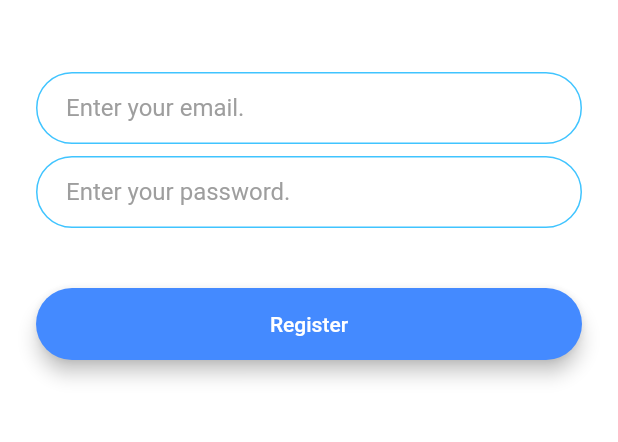
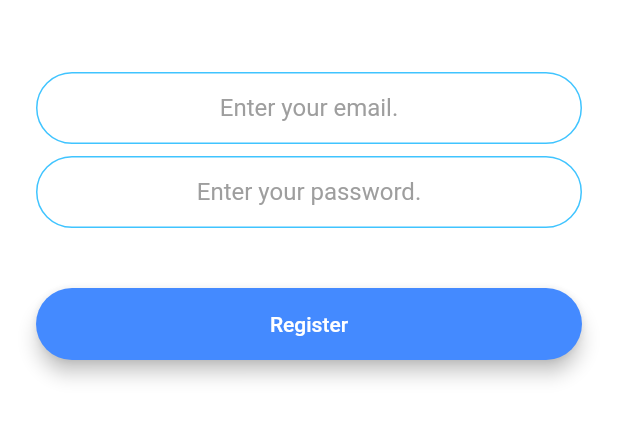
Before and after one commit to Kagura-Ahad/flash_chat, a Flutter app: the screen it shows after launch, after a tap on "Register", on a phone screen of 412 x 824 dp, the part 576-1018 px from its top. Run offline on Flutter 3.47's test engine with Material 2 defaults, Android fonts, the phone set to English and light mode, and no system bars; our stand-ins replace animated_text_kit, firebase_auth, firebase_core; accounts and stored records are empty.

```diff
--- a/lib/constants.dart
+++ b/lib/constants.dart
@@ -19,6 +19,7 @@ const kMessageContainerDecoration = BoxDecoration(
 );
 
 const kTextFieldDecoration = InputDecoration(
+
   hintText: '',
   hintStyle: TextStyle(color: Colors.grey),
   contentPadding:
--- a/lib/main.dart
+++ b/lib/main.dart
@@ -1,21 +1,23 @@
+import 'package:firebase_core/firebase_core.dart';
 import 'package:flutter/material.dart';
 import 'package:flash_chat/screens/welcome_screen.dart';
 import 'package:flash_chat/screens/login_screen.dart';
 import 'package:flash_chat/screens/registration_screen.dart';
 import 'package:flash_chat/screens/chat_screen.dart';
 
-void main() => runApp(FlashChat());
+void main() async {
+  // Initialize Firebase before running the app
+  WidgetsFlutterBinding.ensureInitialized();
+  await Firebase.initializeApp();
+
+  runApp(FlashChat());
+}
 
 class FlashChat extends StatelessWidget {
   @override
   Widget build(BuildContext context) {
     return MaterialApp(
       debugShowCheckedModeBanner: false,
-      theme: ThemeData.dark().copyWith(
-        textTheme: const TextTheme(
-          bodyLarge: TextStyle(color: Colors.black54),
-        ),
-      ),
       initialRoute: WelcomeScreen.id,
       routes: {
         WelcomeScreen.id: (context) => WelcomeScreen(),
--- a/lib/rondbuttons.dart
+++ b/lib/rondbuttons.dart
@@ -24,6 +24,7 @@ class rondbuttons extends StatelessWidget {
           height: 42.0,
           child: Text(
             title!,
+            style: const TextStyle(color: Colors.white),
           ),
         ),
       ),
--- a/lib/screens/registration_screen.dart
+++ b/lib/screens/registration_screen.dart
@@ -1,6 +1,7 @@
+import 'package:flash_chat/screens/chat_screen.dart';
 import 'package:flutter/material.dart';
-import 'package:flash_chat/rondbuttons.dart';
 import 'package:flash_chat/constants.dart';
+import 'package:firebase_auth/firebase_auth.dart';
 
 class RegistrationScreen extends StatefulWidget {
   static String id = 'registration_screen';
@@ -9,6 +10,9 @@ class RegistrationScreen extends StatefulWidget {
 }
 
 class _RegistrationScreenState extends State<RegistrationScreen> {
+  final _auth = FirebaseAuth.instance;
+  String? email;
+  String? password;
   @override
   Widget build(BuildContext context) {
     return Scaffold(
@@ -30,28 +34,58 @@ class _RegistrationScreenState extends State<RegistrationScreen> {
               height: 48.0,
             ),
             TextField(
+                keyboardType: TextInputType.emailAddress,
+                textAlign: TextAlign.center,
                 onChanged: (value) {
-                //Do something with the user input.
+                  email = value;
                 },
-              decoration: kTextFieldDecoration.copyWith(hintText: 'Enter your email.')
-            ),
+                decoration: kTextFieldDecoration.copyWith(
+                    hintText: 'Enter your email.')),
             const SizedBox(
               height: 8.0,
             ),
             TextField(
+                obscureText: true,
+                textAlign: TextAlign.center,
                 onChanged: (value) {
-                //Do something with the user input.
+                  password = value;
                 },
-              decoration: kTextFieldDecoration.copyWith(hintText: 'Enter your password.')
-            ),
+                decoration: kTextFieldDecoration.copyWith(
+                    hintText: 'Enter your password.')),
             const SizedBox(
               height: 24.0,
             ),
-            rondbuttons(
-              onPressed: () {},
+            Padding(
+              padding: const EdgeInsets.symmetric(vertical: 16.0),
+              child: Material(
+                elevation: 5.0,
                 color: Colors.blueAccent,
-              title: 'Register',
+                borderRadius: BorderRadius.circular(30.0),
+                child: MaterialButton(
+                  onPressed: () async {
+                    //Go to login screen.
+                    // print(email);
+                    // print(password);
+                    try {
+                      final newUser =
+                          await _auth.createUserWithEmailAndPassword(
+                              email: email!, password: password!);
+                      if (newUser != null){
+                        Navigator.pushNamed(context, ChatScreen.id);
+                      }
+                    } catch (e) {
+                      print(e);
+                    }
+                  },
+                  minWidth: 200.0,
+                  height: 42.0,
+                  child: const Text(
+                    'Register',
+                    style: TextStyle(color: Colors.white),
                   ),
+                ),
+              ),
+            )
           ],
         ),
       ),
--- a/lib/screens/welcome_screen.dart
+++ b/lib/screens/welcome_screen.dart
@@ -82,6 +82,7 @@ class _WelcomeScreenState extends State<WelcomeScreen>
                   height: 42.0,
                   child: const Text(
                     'Log In',
+                    style: TextStyle(color: Colors.white),
                   ),
                 ),
               ),
@@ -101,6 +102,7 @@ class _WelcomeScreenState extends State<WelcomeScreen>
                   height: 42.0,
                   child: const Text(
                     'Register',
+                    style: TextStyle(color: Colors.white),
                   ),
                 ),
               ),
--- a/pubspec.yaml
+++ b/pubspec.yaml
@@ -12,6 +12,9 @@ dependencies:
     sdk: flutter
   cupertino_icons: ^1.0.2
   animated_text_kit: ^4.2.2
+  firebase_core: ^2.15.0
+  firebase_auth: ^4.7.0
+  cloud_firestore: ^4.8.3
 
 dev_dependencies:
   flutter_test:
```
Also changed, not shown: lib/screens/chat_screen.dart (+22 -0 lines), lib/screens/login_screen.dart (+8 -4 lines), pubspec.lock, 4 other files. Lines whose indentation alone changed are shown as unchanged.
